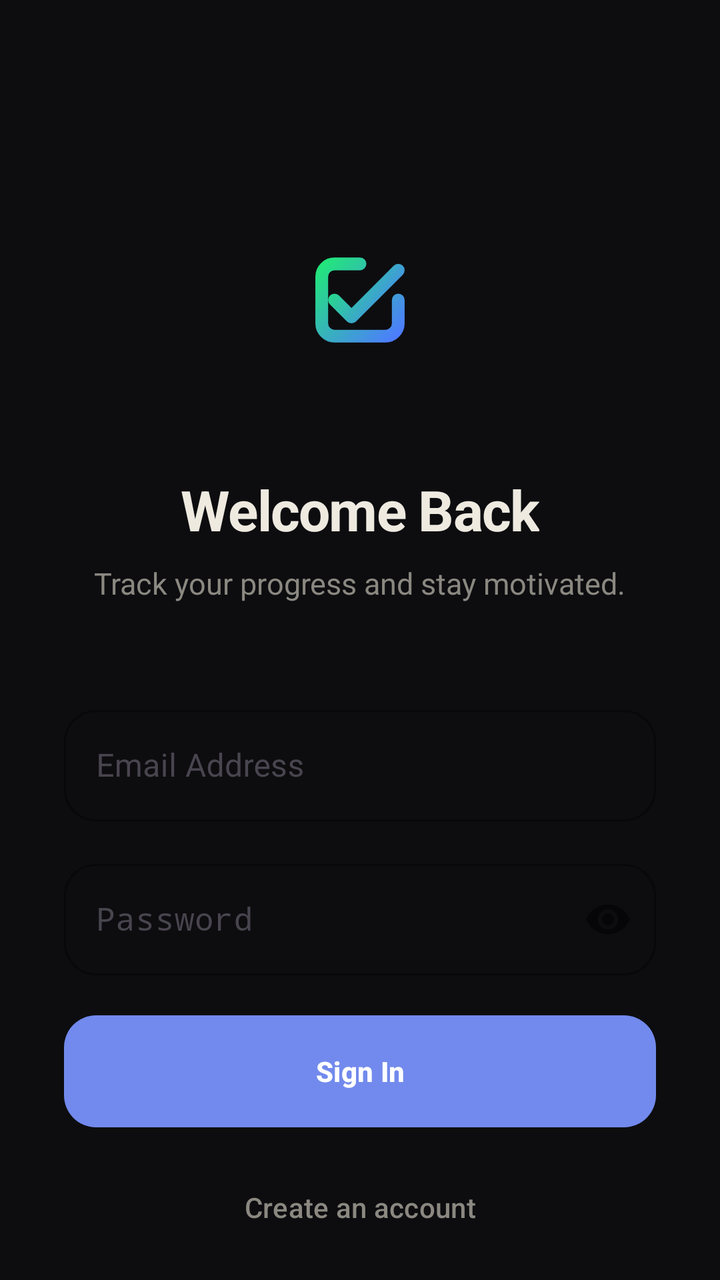
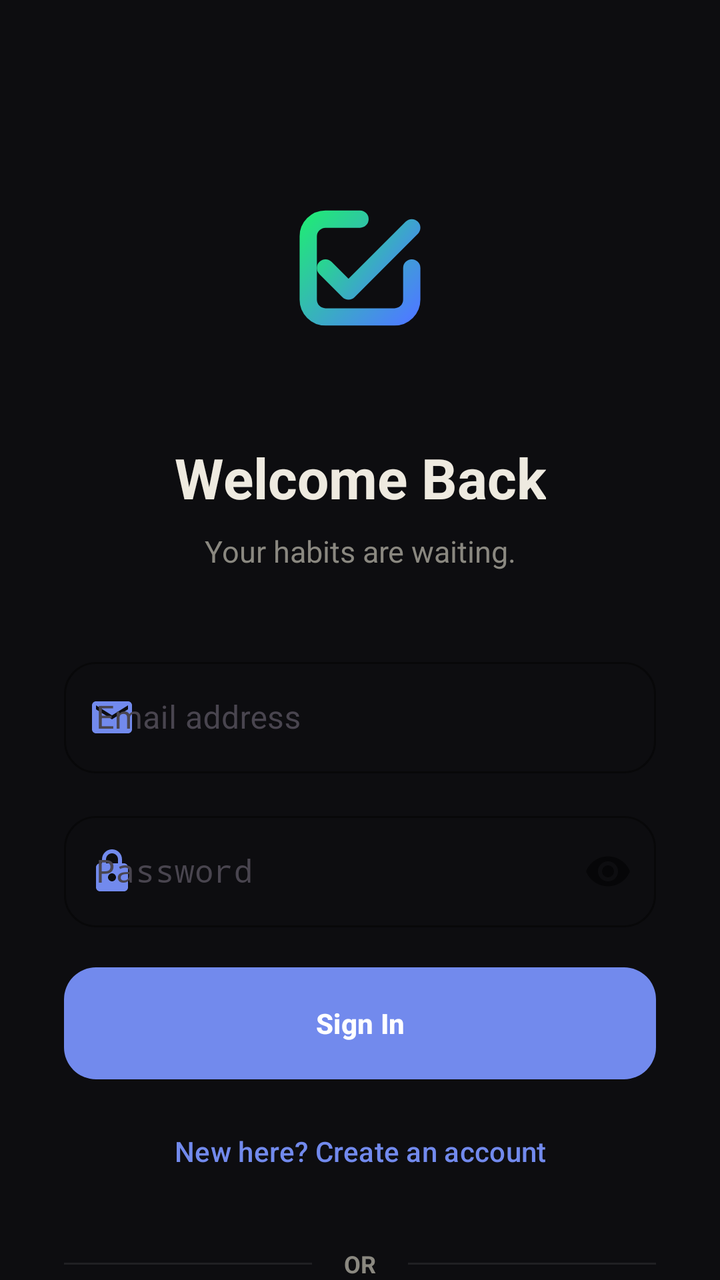

Before-and-after screenshots of an Android layout around one commit, followed by the original layout XML and the change that was made.
<!-- AndroidManifest.xml: application theme Theme.HabitFlow -->
<!-- res/layout/activity_login.xml -->
<?xml version="1.0" encoding="utf-8"?>
<androidx.coordinatorlayout.widget.CoordinatorLayout
    xmlns:android="http://schemas.android.com/apk/res/android"
    xmlns:app="http://schemas.android.com/apk/res-auto"
    android:layout_width="match_parent"
    android:layout_height="match_parent"
    android:background="?attr/customWindowBackground">

    <com.google.android.material.progressindicator.LinearProgressIndicator
        android:id="@+id/progress"
        android:layout_width="match_parent"
        android:layout_height="wrap_content"
        android:layout_gravity="top"
        android:visibility="gone"
        android:indeterminate="true"
        app:indicatorColor="@color/primary_blue"
        app:trackThickness="4dp"/>

    <ScrollView
        android:layout_width="match_parent"
        android:layout_height="match_parent"
        android:fillViewport="true"
        android:scrollbars="none">

        <LinearLayout
            android:layout_width="match_parent"
            android:layout_height="wrap_content"
            android:orientation="vertical"
            android:paddingHorizontal="32dp"
            android:paddingTop="80dp"
            android:paddingBottom="40dp"
            android:gravity="center_horizontal">

            <ImageView
                android:layout_width="140dp"
                android:layout_height="140dp"
                android:src="@drawable/ic_app_logo"
                android:scaleType="fitCenter"
                android:padding="36dp"
                android:layout_marginBottom="16dp"
                android:contentDescription="App Logo"/>

            <TextView android:id="@+id/tv_title"
                android:layout_width="wrap_content" android:layout_height="wrap_content"
                android:text="Welcome Back"
                style="@style/AppTitleLarge"
                android:textColor="?attr/customTextPrimary"
                android:gravity="center"/>

            <TextView android:id="@+id/tv_subtitle"
                android:layout_width="wrap_content" android:layout_height="wrap_content"
                android:text="Track your progress and stay motivated."
                android:textColor="?attr/customTextSecondary" android:textSize="15sp"
                android:gravity="center"
                android:layout_marginTop="8dp"
                android:layout_marginBottom="48dp"/>

            
            <com.google.android.material.textfield.TextInputLayout
                android:id="@+id/til_name"
                style="@style/InputField"
                android:layout_width="match_parent" android:layout_height="wrap_content"
                android:hint="Full Name"
                android:layout_marginBottom="16dp"
                android:visibility="gone">
                <com.google.android.material.textfield.TextInputEditText
                    android:id="@+id/et_name"
                    android:layout_width="match_parent" android:layout_height="wrap_content"
                    android:inputType="textPersonName|textCapWords"
                    android:textColor="?attr/customTextPrimary"
                    android:textSize="16sp"/>
            </com.google.android.material.textfield.TextInputLayout>

            <com.google.android.material.textfield.TextInputLayout
                android:id="@+id/til_email"
                style="@style/InputField"
                android:layout_width="match_parent" android:layout_height="wrap_content"
                android:hint="Email Address"
                android:layout_marginBottom="16dp">
                <com.google.android.material.textfield.TextInputEditText
                    android:id="@+id/et_email"
                    android:layout_width="match_parent" android:layout_height="wrap_content"
                    android:inputType="textEmailAddress"
                    android:textColor="?attr/customTextPrimary"
                    android:textSize="16sp"/>
            </com.google.android.material.textfield.TextInputLayout>

            <com.google.android.material.textfield.TextInputLayout
                android:id="@+id/til_password"
                style="@style/InputField"
                android:layout_width="match_parent" android:layout_height="wrap_content"
                android:hint="Password"
                app:passwordToggleEnabled="true"
                android:layout_marginBottom="12dp">
                <com.google.android.material.textfield.TextInputEditText
                    android:id="@+id/et_password"
                    android:layout_width="match_parent" android:layout_height="wrap_content"
                    android:inputType="textPassword"
                    android:textColor="?attr/customTextPrimary"
                    android:textSize="16sp"/>
            </com.google.android.material.textfield.TextInputLayout>

            <TextView android:id="@+id/tv_error"
                android:layout_width="match_parent" android:layout_height="wrap_content"
                android:textColor="@color/error_red" android:textSize="13sp"
                android:gravity="center"
                android:layout_marginBottom="16dp" android:visibility="gone"/>

            <com.google.android.material.button.MaterialButton
                android:id="@+id/btn_primary_action"
                style="@style/PrimaryButton"
                android:layout_width="match_parent" android:layout_height="56dp"
                android:text="Sign In"
                android:layout_marginTop="8dp"/>

            <com.google.android.material.button.MaterialButton
                android:id="@+id/btn_toggle_mode"
                android:layout_width="match_parent" android:layout_height="wrap_content"
                android:text="Create an account"
                android:textColor="?attr/customTextSecondary"
                android:textAllCaps="false"
                style="@style/Widget.Material3.Button.TextButton"
                android:layout_marginTop="16dp"/>

            <LinearLayout
                android:layout_width="match_parent"
                android:layout_height="wrap_content"
                android:orientation="horizontal"
                android:gravity="center"
                android:layout_marginTop="24dp">
                <View android:layout_width="0dp" android:layout_height="1dp" android:layout_weight="1" android:background="?attr/customBorderColor" android:alpha="0.3"/>
                <TextView android:layout_width="wrap_content" android:layout_height="wrap_content" android:text="@string/or_separator" android:textColor="?attr/customTextSecondary" android:textSize="12sp" android:layout_marginHorizontal="16dp"/>
                <View android:layout_width="0dp" android:layout_height="1dp" android:layout_weight="1" android:background="?attr/customBorderColor" android:alpha="0.3"/>
            </LinearLayout>

            <com.google.android.material.button.MaterialButton
                android:id="@+id/btn_google"
                style="@style/Widget.Material3.Button.OutlinedButton"
                android:layout_width="match_parent"
                android:layout_height="56dp"
                android:text="@string/btn_google"
                app:icon="@drawable/ic_google_logo"
                app:iconGravity="textStart"
                app:iconTint="@null"
                android:layout_marginTop="24dp"/>

            <TextView android:id="@+id/tv_skip"
                android:layout_width="wrap_content" android:layout_height="wrap_content"
                android:text="Skip for now"
                android:textColor="?attr/customTextSecondary" android:textSize="14sp"
                android:layout_marginTop="24dp"
                android:alpha="0.6"
                android:clickable="true" android:focusable="true"/>

        </LinearLayout>
    </ScrollView>

</androidx.coordinatorlayout.widget.CoordinatorLayout>
<!-- resources referenced by this layout -->
<resources>
  <color name="error_red">#FF5252</color>
  <color name="primary_blue">#728AED</color>
  <string name="btn_google">Continue with Google</string>
  <string name="or_separator">OR</string>
  <style name="AppTitleLarge">
          <item name="android:textSize">28sp</item>
          <item name="android:textStyle">bold</item>
          <item name="android:letterSpacing">-0.02</item>
      </style>
  <style name="PrimaryButton" parent="Widget.Material3.Button">
          <item name="android:textColor">@color/white</item>
          <item name="cornerRadius">16dp</item>
          <item name="android:paddingTop">16dp</item>
          <item name="android:paddingBottom">16dp</item>
          <item name="android:insetTop">0dp</item>
          <item name="android:insetBottom">0dp</item>
          <item name="android:textAllCaps">false</item>
          <item name="android:textStyle">bold</item>
      </style>
  <style name="Theme.HabitFlow" parent="Theme.HabitFlow.Dark" />
  <color name="white">#FFFFFF</color>
  <style name="Theme.HabitFlow.Dark" parent="Base.Theme.HabitFlow" />
  <color name="primary_green">#7AD326</color>
  <color name="accent_purple">#9C6AE6</color>
  <color name="dark_bg_primary">#0D0D10</color>
  <color name="dark_bg_card">#1A1A24</color>
  <color name="dark_bg_elevated">#21212E</color>
  <color name="dark_text_primary">#EEEAE0</color>
  <color name="dark_text_secondary">#8A8880</color>
  <color name="dark_text_dim">#52504C</color>
  <color name="dark_border">#1F1F2E</color>
  <color name="dark_nav_bg">#13131A</color>
  <style name="AppTitleMedium">
          <item name="android:textSize">18sp</item>
          <item name="android:textStyle">bold</item>
          <item name="android:letterSpacing">-0.01</item>
      </style>
  <style name="AppBodyLarge">
          <item name="android:textSize">15sp</item>
          <item name="android:letterSpacing">0.01</item>
      </style>
  <!-- unchanged entries left out for length: 4 -->
</resources>

<!-- the commit's change to res/layout/activity_login.xml (unified diff, before → after) -->
@@ -13,7 +13,7 @@
         android:layout_gravity="top"
         android:visibility="gone"
         android:indeterminate="true"
-        app:indicatorColor="@color/primary_blue"
+        app:indicatorColor="?attr/colorPrimary"
         app:trackThickness="4dp"/>
 
     <ScrollView
@@ -27,7 +27,7 @@
             android:layout_height="wrap_content"
             android:orientation="vertical"
             android:paddingHorizontal="32dp"
-            android:paddingTop="80dp"
+            android:paddingTop="64dp"
             android:paddingBottom="40dp"
             android:gravity="center_horizontal">
 
@@ -36,33 +36,35 @@
                 android:layout_height="140dp"
                 android:src="@drawable/ic_app_logo"
                 android:scaleType="fitCenter"
-                android:padding="36dp"
+                android:padding="24dp"
                 android:layout_marginBottom="16dp"
-                android:contentDescription="App Logo"/>
+                android:contentDescription="@string/content_description_app_logo"/>
 
             <TextView android:id="@+id/tv_title"
                 android:layout_width="wrap_content" android:layout_height="wrap_content"
-                android:text="Welcome Back"
+                android:text="@string/login_title"
                 style="@style/AppTitleLarge"
                 android:textColor="?attr/customTextPrimary"
                 android:gravity="center"/>
 
             <TextView android:id="@+id/tv_subtitle"
                 android:layout_width="wrap_content" android:layout_height="wrap_content"
-                android:text="Track your progress and stay motivated."
+                android:text="@string/login_subtitle"
                 android:textColor="?attr/customTextSecondary" android:textSize="15sp"
                 android:gravity="center"
                 android:layout_marginTop="8dp"
-                android:layout_marginBottom="48dp"/>
+                android:layout_marginBottom="40dp"/>
 
             
             <com.google.android.material.textfield.TextInputLayout
                 android:id="@+id/til_name"
                 style="@style/InputField"
                 android:layout_width="match_parent" android:layout_height="wrap_content"
-                android:hint="Full Name"
+                android:hint="@string/hint_name"
                 android:layout_marginBottom="16dp"
-                android:visibility="gone">
+                android:visibility="gone"
+                app:startIconDrawable="@drawable/ic_person"
+                app:startIconTint="?attr/colorPrimary">
                 <com.google.android.material.textfield.TextInputEditText
                     android:id="@+id/et_name"
                     android:layout_width="match_parent" android:layout_height="wrap_content"
@@ -75,8 +77,10 @@
                 android:id="@+id/til_email"
                 style="@style/InputField"
                 android:layout_width="match_parent" android:layout_height="wrap_content"
-                android:hint="Email Address"
-                android:layout_marginBottom="16dp">
+                android:hint="@string/hint_email"
+                android:layout_marginBottom="16dp"
+                app:startIconDrawable="@drawable/ic_email"
+                app:startIconTint="?attr/colorPrimary">
                 <com.google.android.material.textfield.TextInputEditText
                     android:id="@+id/et_email"
                     android:layout_width="match_parent" android:layout_height="wrap_content"
@@ -89,9 +93,11 @@
                 android:id="@+id/til_password"
                 style="@style/InputField"
                 android:layout_width="match_parent" android:layout_height="wrap_content"
-                android:hint="Password"
+                android:hint="@string/hint_password"
                 app:passwordToggleEnabled="true"
-                android:layout_marginBottom="12dp">
+                android:layout_marginBottom="12dp"
+                app:startIconDrawable="@drawable/ic_lock"
+                app:startIconTint="?attr/colorPrimary">
                 <com.google.android.material.textfield.TextInputEditText
                     android:id="@+id/et_password"
                     android:layout_width="match_parent" android:layout_height="wrap_content"
@@ -103,24 +109,23 @@
             <TextView android:id="@+id/tv_error"
                 android:layout_width="match_parent" android:layout_height="wrap_content"
                 android:textColor="@color/error_red" android:textSize="13sp"
-                android:gravity="center"
-                android:layout_marginBottom="16dp" android:visibility="gone"/>
+                android:gravity="center" android:layout_marginBottom="16dp" android:visibility="gone"/>
 
             <com.google.android.material.button.MaterialButton
                 android:id="@+id/btn_primary_action"
                 style="@style/PrimaryButton"
                 android:layout_width="match_parent" android:layout_height="56dp"
-                android:text="Sign In"
+                android:text="@string/btn_login"
                 android:layout_marginTop="8dp"/>
 
             <com.google.android.material.button.MaterialButton
                 android:id="@+id/btn_toggle_mode"
                 android:layout_width="match_parent" android:layout_height="wrap_content"
-                android:text="Create an account"
-                android:textColor="?attr/customTextSecondary"
+                android:text="@string/link_register"
+                android:textColor="?attr/colorPrimary"
                 android:textAllCaps="false"
                 style="@style/Widget.Material3.Button.TextButton"
-                android:layout_marginTop="16dp"/>
+                android:layout_marginTop="12dp"/>
 
             <LinearLayout
                 android:layout_width="match_parent"
@@ -128,29 +133,32 @@
                 android:orientation="horizontal"
                 android:gravity="center"
                 android:layout_marginTop="24dp">
-                <View android:layout_width="0dp" android:layout_height="1dp" android:layout_weight="1" android:background="?attr/customBorderColor" android:alpha="0.3"/>
-                <TextView android:layout_width="wrap_content" android:layout_height="wrap_content" android:text="@string/or_separator" android:textColor="?attr/customTextSecondary" android:textSize="12sp" android:layout_marginHorizontal="16dp"/>
-                <View android:layout_width="0dp" android:layout_height="1dp" android:layout_weight="1" android:background="?attr/customBorderColor" android:alpha="0.3"/>
+                <View android:layout_width="0dp" android:layout_height="1dp" android:layout_weight="1" android:background="?attr/customBorderColor" android:alpha="0.8"/>
+                <TextView android:layout_width="wrap_content" android:layout_height="wrap_content" android:text="@string/or_separator" android:textColor="?attr/customTextSecondary" android:textSize="12sp" android:layout_marginHorizontal="16dp" android:textStyle="bold"/>
+                <View android:layout_width="0dp" android:layout_height="1dp" android:layout_weight="1" android:background="?attr/customBorderColor" android:alpha="0.8"/>
             </LinearLayout>
 
             <com.google.android.material.button.MaterialButton
                 android:id="@+id/btn_google"
                 style="@style/Widget.Material3.Button.OutlinedButton"
-                android:layout_width="match_parent"
-                android:layout_height="56dp"
+                android:layout_width="match_parent" android:layout_height="56dp"
                 android:text="@string/btn_google"
                 app:icon="@drawable/ic_google_logo"
                 app:iconGravity="textStart"
                 app:iconTint="@null"
+                android:textColor="?attr/customTextPrimary"
+                app:strokeColor="?attr/customBorderColor"
                 android:layout_marginTop="24dp"/>
 
             <TextView android:id="@+id/tv_skip"
                 android:layout_width="wrap_content" android:layout_height="wrap_content"
-                android:text="Skip for now"
+                android:text="@string/skip"
                 android:textColor="?attr/customTextSecondary" android:textSize="14sp"
                 android:layout_marginTop="24dp"
-                android:alpha="0.6"
-                android:clickable="true" android:focusable="true"/>
+                android:alpha="0.85"
+                android:clickable="true" android:focusable="true"
+                android:background="?attr/selectableItemBackground"
+                android:padding="8dp"/>
 
         </LinearLayout>
     </ScrollView>
<!-- resource entries referenced after the edit -->
@@ -1,13 +1,55 @@
 <!-- resources referenced by this layout -->
 <resources>
   <color name="error_red">#FF5252</color>
+  <!-- drawable ic_email (drawable) -->
+  <vector xmlns:android="http://schemas.android.com/apk/res/android"
+      android:width="24dp"
+      android:height="24dp"
+      android:viewportWidth="24"
+      android:viewportHeight="24"
+      android:tint="@color/dark_text_secondary">
+    <path
+        android:fillColor="@android:color/white"
+        android:pathData="M20,4H4C2.9,4 2,4.9 2,6V18C2,19.1 2.9,20 4,20H20C21.1,20 22,19.1 22,18V6C22,4.9 21.1,4 20,4M20,8L12,13L4,8V6L12,11L20,6V8Z"/>
+  </vector>
+  <!-- drawable ic_lock (drawable) -->
+  <vector xmlns:android="http://schemas.android.com/apk/res/android"
+      android:width="24dp"
+      android:height="24dp"
+      android:viewportWidth="24"
+      android:viewportHeight="24"
+      android:tint="@color/dark_text_secondary">
+    <path
+        android:fillColor="@android:color/white"
+        android:pathData="M18,8h-1V6c0,-2.76 -2.24,-5 -5,-5S7,3.24 7,6v2H6c-1.1,0 -2,0.9 -2,2v10c0,1.1 0.9,2 2,2h12c1.1,0 2,-0.9 2,-2V10c0,-1.1 -0.9,-2 -2,-2zM9,6c0,-1.66 1.34,-3 3,-3s3,1.34 3,3v2H9V6zM12,17c-1.1,0 -2,-0.9 -2,-2s0.9,-2 2,-2 2,0.9 2,2 -0.9,2 -2,2z"/>
+  </vector>
+  <!-- drawable ic_person (drawable) -->
+  <vector xmlns:android="http://schemas.android.com/apk/res/android"
+      android:width="24dp"
+      android:height="24dp"
+      android:viewportWidth="24"
+      android:viewportHeight="24"
+      android:tint="@color/dark_text_secondary">
+    <path
+        android:fillColor="@android:color/white"
+        android:pathData="M12,12c2.21,0 4,-1.79 4,-4s-1.79,-4 -4,-4 -4,1.79 -4,4 1.79,4 4,4zM12,14c-2.67,0 -8,1.34 -8,4v2h16v-2c0,-2.66 -5.33,-4 -8,-4z"/>
+  </vector>
   <color name="primary_blue">#728AED</color>
   <string name="btn_google">Continue with Google</string>
+  <string name="btn_login">Sign In</string>
+  <string name="content_description_app_logo">HabitFlow logo</string>
+  <string name="hint_email">Email address</string>
+  <string name="hint_name">Full name</string>
+  <string name="hint_password">Password</string>
+  <string name="link_register">New here? Create an account</string>
+  <string name="login_subtitle">Your habits are waiting.</string>
+  <string name="login_title">Welcome Back</string>
   <string name="or_separator">OR</string>
+  <string name="skip">Continue without account</string>
   <style name="AppTitleLarge">
           <item name="android:textSize">28sp</item>
           <item name="android:textStyle">bold</item>
-          <item name="android:letterSpacing">-0.02</item>
+          <item name="android:letterSpacing">0</item>
       </style>
   <style name="PrimaryButton" parent="Widget.Material3.Button">
           <item name="android:textColor">@color/white</item>
@@ -30,17 +72,18 @@
   <color name="dark_text_primary">#EEEAE0</color>
   <color name="dark_text_secondary">#8A8880</color>
   <color name="dark_text_dim">#52504C</color>
-  <color name="dark_border">#1F1F2E</color>
+  <color name="dark_border">@color/white_10</color>
   <color name="dark_nav_bg">#13131A</color>
   <style name="AppTitleMedium">
           <item name="android:textSize">18sp</item>
           <item name="android:textStyle">bold</item>
-          <item name="android:letterSpacing">-0.01</item>
+          <item name="android:letterSpacing">0</item>
       </style>
   <style name="AppBodyLarge">
           <item name="android:textSize">15sp</item>
           <item name="android:letterSpacing">0.01</item>
       </style>
+  <color name="white_10">#1AFFFFFF</color>
   <!-- unchanged entries left out for length: 4 -->
 </resources>
 
